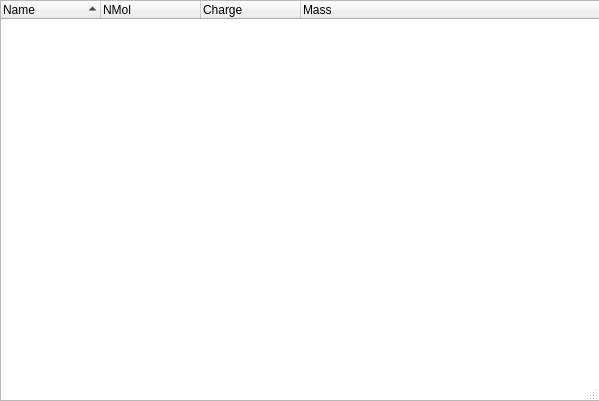
Old version of the form src/gui/mzroll/forms/adductwidget.ui in the repository ElucidataInc/ElMaven.
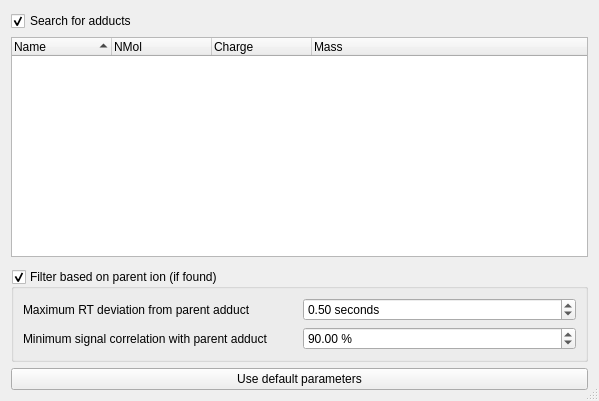
New version of the form.

Commit message: [UI] Move adduct widget to main toolbar

The edit to the form file:
```diff
--- a/src/gui/mzroll/forms/adductwidget.ui
+++ b/src/gui/mzroll/forms/adductwidget.ui
@@ -28,21 +28,109 @@
   <property name="modal">
    <bool>true</bool>
   </property>
-  <widget class="QWidget" name="gridLayoutWidget">
-   <property name="geometry">
-    <rect>
-     <x>0</x>
-     <y>0</y>
-     <width>601</width>
-     <height>401</height>
-    </rect>
-   </property>
-   <layout class="QGridLayout" name="gridLayout">
+  <layout class="QVBoxLayout" name="verticalLayout">
+   <item>
+    <layout class="QGridLayout" name="gridLayout" rowstretch="0,3,0,1">
     <property name="sizeConstraint">
      <enum>QLayout::SetNoConstraint</enum>
     </property>
+     <item row="3" column="0">
+      <widget class="QGroupBox" name="filterAdductsAgainstParent">
+       <property name="enabled">
+        <bool>true</bool>
+       </property>
+       <property name="title">
+        <string>Filter based on parent ion (if found)</string>
+       </property>
+       <property name="checkable">
+        <bool>true</bool>
+       </property>
+       <layout class="QGridLayout" name="gridLayout_4">
     <item row="0" column="0">
+         <widget class="QLabel" name="label">
+          <property name="text">
+           <string>Maximum RT deviation from parent adduct</string>
+          </property>
+         </widget>
+        </item>
+        <item row="1" column="0">
+         <widget class="QLabel" name="label_2">
+          <property name="text">
+           <string>Minimum signal correlation with parent adduct</string>
+          </property>
+         </widget>
+        </item>
+        <item row="0" column="1">
+         <widget class="QDoubleSpinBox" name="adductSearchWindow">
+          <property name="sizePolicy">
+           <sizepolicy hsizetype="Preferred" vsizetype="Fixed">
+            <horstretch>0</horstretch>
+            <verstretch>0</verstretch>
+           </sizepolicy>
+          </property>
+          <property name="suffix">
+           <string> seconds</string>
+          </property>
+          <property name="minimum">
+           <double>0.100000000000000</double>
+          </property>
+          <property name="maximum">
+           <double>5.000000000000000</double>
+          </property>
+          <property name="singleStep">
+           <double>0.500000000000000</double>
+          </property>
+          <property name="value">
+           <double>0.500000000000000</double>
+          </property>
+         </widget>
+        </item>
+        <item row="1" column="1">
+         <widget class="QDoubleSpinBox" name="adductPercentCorrelation">
+          <property name="suffix">
+           <string> %</string>
+          </property>
+          <property name="maximum">
+           <double>100.000000000000000</double>
+          </property>
+          <property name="singleStep">
+           <double>5.000000000000000</double>
+          </property>
+          <property name="value">
+           <double>90.000000000000000</double>
+          </property>
+         </widget>
+        </item>
+       </layout>
+      </widget>
+     </item>
+     <item row="2" column="0">
+      <spacer name="verticalSpacer">
+       <property name="orientation">
+        <enum>Qt::Vertical</enum>
+       </property>
+       <property name="sizeType">
+        <enum>QSizePolicy::Fixed</enum>
+       </property>
+       <property name="sizeHint" stdset="0">
+        <size>
+         <width>10</width>
+         <height>6</height>
+        </size>
+       </property>
+      </spacer>
+     </item>
+     <item row="1" column="0">
      <widget class="QTreeWidget" name="adductList">
+       <property name="enabled">
+        <bool>true</bool>
+       </property>
+       <property name="sizePolicy">
+        <sizepolicy hsizetype="Expanding" vsizetype="Preferred">
+         <horstretch>0</horstretch>
+         <verstretch>0</verstretch>
+        </sizepolicy>
+       </property>
       <property name="sizeAdjustPolicy">
        <enum>QAbstractScrollArea::AdjustToContentsOnFirstShow</enum>
       </property>
@@ -80,8 +168,29 @@
       </column>
      </widget>
     </item>
-   </layout>
-  </widget>
+     <item row="0" column="0">
+      <widget class="QCheckBox" name="searchAdducts">
+       <property name="text">
+        <string>Search for adducts</string>
+       </property>
+       <property name="checked">
+        <bool>true</bool>
+       </property>
+      </widget>
+     </item>
+    </layout>
+   </item>
+   <item>
+    <widget class="QPushButton" name="resetToDefaults">
+     <property name="text">
+      <string>Use default parameters</string>
+     </property>
+     <property name="autoDefault">
+      <bool>false</bool>
+     </property>
+    </widget>
+   </item>
+  </layout>
  </widget>
  <resources/>
  <connections/>
```
Lines whose indentation alone changed are shown as unchanged. The commit also changes 19 other files.
